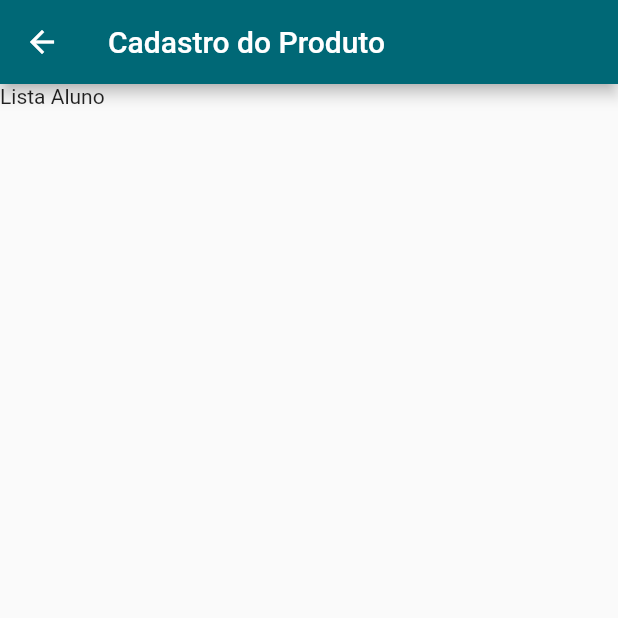
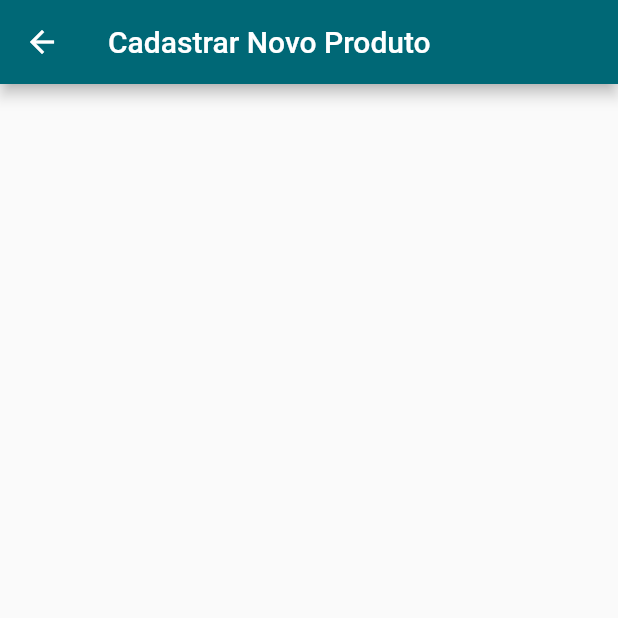
Before and after one commit to netorapg/Voxa, a Flutter app: the screen it shows after launch, after a tap on "Cadastrar Novo Produto", on a phone screen of 412 x 824 dp, the top half of it. Run offline on Flutter 3.47's test engine with Material 3 defaults, Android fonts, the phone set to English and light mode, and no system bars.

Commit message:
new update

```diff
--- a/voxa/lib/utilitarios.dart
+++ b/voxa/lib/utilitarios.dart
@@ -15,6 +15,4 @@ class Utilitarios {
         child: Text(nome)
         );
           }
-
-
 }
--- a/voxa/lib/widget/cadastro.dart
+++ b/voxa/lib/widget/cadastro.dart
@@ -5,12 +5,7 @@ class Cadastro extends StatelessWidget {
   @override
   Widget build(BuildContext context) {
     return Scaffold(
-      appBar: AppBar(title: const Text('Cadastro do Produto')),
-      body: const Column(
-        children: [
-          Text('Lista Aluno'),
-        ],
-      ),
+      appBar: AppBar(title: const Text('Cadastrar Novo Produto')),
     );
   }
 }
--- a/voxa/lib/widget/estoque.dart
+++ b/voxa/lib/widget/estoque.dart
@@ -11,7 +11,6 @@ class Estoque extends StatelessWidget {
       appBar: AppBar(title: const Text('Estoque')),
       body: Column(
         children: [
-          const Text('Estoque'),
           Utilitarios().criarBotaoDeNavegacao(
               nome: 'Informações do produto',
               contexto: context,
@@ -20,7 +19,7 @@ class Estoque extends StatelessWidget {
               nome: 'Cadastrar Novo Produto',
               contexto: context,
               rota: Rota.cadastro),
-          Utilitarios().criarTabela( ),
+         // Utilitarios().criarTabela(),
         ],
       ),
     );
--- a/voxa/lib/widget/info.dart
+++ b/voxa/lib/widget/info.dart
@@ -5,8 +5,8 @@ class Informacoes extends StatelessWidget {
   @override
   Widget build(BuildContext context) {
     return Scaffold(
-      appBar: AppBar(title: const Text('Informações do Produto')),
-      body: const Text('Info'),
+      appBar: AppBar(title: const Text('Informações do produto')),
+
     );
   }
 }
```
